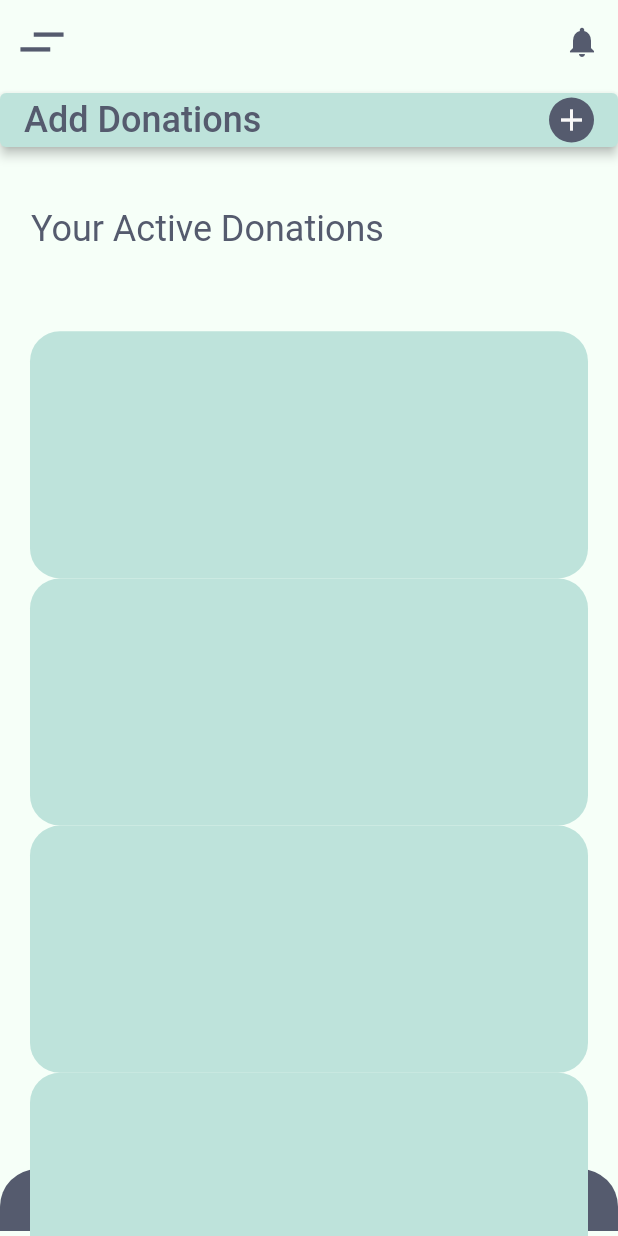
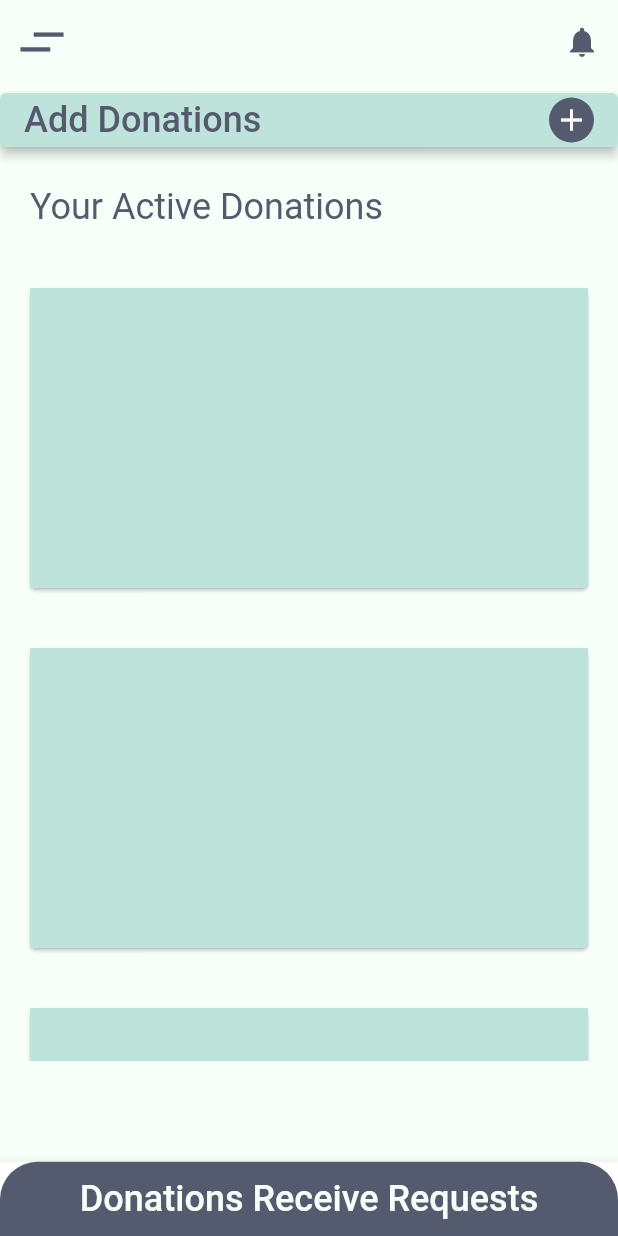
Before and after one commit to ratneshgujarathi/GiveLivly, a Flutter app: the DonateScreen screen opened directly, on a phone screen of 412 x 824 dp. Run offline on Flutter 3.47's test engine with Material 2 defaults, Android fonts, the phone set to English and light mode, and no system bars; our stand-ins replace flutter_svg, google_fonts; Roboto replaces fonts that are missing (Amiri).

Commit message:
Donate screen change

```diff
--- a/lib/Screens/donate_screen.dart
+++ b/lib/Screens/donate_screen.dart
@@ -18,6 +18,34 @@ class _DonateScreenState extends State<DonateScreen> {
     return SafeArea(
       child: Scaffold(
         key: scafoldKey,
+        bottomNavigationBar: BottomAppBar(
+          child: ElevatedButton(
+            style: ButtonStyle(
+              backgroundColor:
+                  MaterialStateProperty.all(ColorsDesign.darkBluishColor),
+              shape: MaterialStateProperty.all(
+                const RoundedRectangleBorder(
+                  borderRadius: BorderRadius.only(
+                    topLeft: Radius.circular(25),
+                    topRight: Radius.circular(25),
+                  ),
+                ),
+              ),
+            ),
+            child: Container(
+              height: size.height * 0.06,
+              width: size.width,
+              child: const Center(
+                child: Text(
+                  "Donations Receive Requests",
+                  style:
+                      TextStyle(fontSize: 24, color: ColorsDesign.lightColor),
+                ),
+              ),
+            ),
+            onPressed: null,
+          ),
+        ),
         appBar: AppBar(
           actions: <Widget>[
             IconButton(
@@ -42,113 +70,11 @@ class _DonateScreenState extends State<DonateScreen> {
         body: Container(
           color: ColorsDesign.lightColor,
           height: size.height,
-          child: Stack(
+          child: Column(
+            crossAxisAlignment: CrossAxisAlignment.start,
             children: [
               Positioned(
-                bottom: 0,
-                left: 0,
-                right: 0,
-                child: ElevatedButton(
-                  style: ButtonStyle(
-                    backgroundColor:
-                        MaterialStateProperty.all(ColorsDesign.darkBluishColor),
-                    shape: MaterialStateProperty.all(
-                      const RoundedRectangleBorder(
-                        borderRadius: BorderRadius.only(
-                          topLeft: Radius.circular(25),
-                          topRight: Radius.circular(25),
-                        ),
-                      ),
-                    ),
-                  ),
-                  child: Container(
-                    height: size.height * 0.05,
-                    width: size.width,
-                    child: const Center(
-                      child: Text(
-                        "Donations Receive Requests",
-                        style: TextStyle(
-                            fontSize: 24, color: ColorsDesign.lightColor),
-                      ),
-                    ),
-                  ),
-                  onPressed: null,
-                ),
-              ),
-              Positioned(
-                top: size.height * 0.1,
-                left: size.width * 0.05,
-                child: const Text(
-                  "Your Active Donations",
-                  style: TextStyle(
-                      fontSize: 24, color: ColorsDesign.darkBluishColor),
-                ),
-              ),
-              Positioned(
-                  top: size.height * 0.2,
-                  left: 0,
-                  right: 0,
-                  child: SingleChildScrollView(
-                    scrollDirection: Axis.vertical,
-                    child: Column(
-                      children: [
-                        Container(
-                          margin: const EdgeInsets.only(left: 20, right: 20),
-                          height: size.height * 0.2,
-                          width: size.width,
-                          decoration: const BoxDecoration(
-                              color: ColorsDesign.darkGreenCreamColor,
-                              borderRadius:
-                                  BorderRadius.all(Radius.circular(20))),
-                          child: Text(""),
-                        ),
-                        Container(
-                          margin: const EdgeInsets.only(left: 20, right: 20),
-                          height: size.height * 0.2,
-                          width: size.width,
-                          decoration: const BoxDecoration(
-                              color: ColorsDesign.darkGreenCreamColor,
-                              borderRadius:
-                                  BorderRadius.all(Radius.circular(20))),
-                          child: Text(""),
-                        ),
-                        Container(
-                          margin: const EdgeInsets.only(left: 20, right: 20),
-                          height: size.height * 0.2,
-                          width: size.width,
-                          decoration: const BoxDecoration(
-                              color: ColorsDesign.darkGreenCreamColor,
-                              borderRadius:
-                                  BorderRadius.all(Radius.circular(20))),
-                          child: Text(""),
-                        ),
-                        Container(
-                          margin: const EdgeInsets.only(left: 20, right: 20),
-                          height: size.height * 0.2,
-                          width: size.width,
-                          decoration: const BoxDecoration(
-                              color: ColorsDesign.darkGreenCreamColor,
-                              borderRadius:
-                                  BorderRadius.all(Radius.circular(20))),
-                          child: Text(""),
-                        ),
-                        Container(
-                          margin: const EdgeInsets.only(left: 20, right: 20),
-                          height: size.height * 0.2,
-                          width: size.width,
-                          decoration: const BoxDecoration(
-                              color: ColorsDesign.darkGreenCreamColor,
-                              borderRadius:
-                                  BorderRadius.all(Radius.circular(20))),
-                          child: Text(""),
-                        ),
-                      ],
-                    ),
-                  )),
-              Positioned(
                 top: 0,
-                left: 0,
-                right: 0,
                 child: ElevatedButton(
                   style: ButtonStyle(
                     elevation: MaterialStateProperty.all(3.0),
@@ -189,6 +115,80 @@ class _DonateScreenState extends State<DonateScreen> {
                   },
                 ),
               ),
+              const SizedBox(
+                height: 20,
+              ),
+              const Padding(
+                padding: EdgeInsets.only(left: 20),
+                child: Text(
+                  "Your Active Donations",
+                  style: TextStyle(
+                      fontSize: 24, color: ColorsDesign.darkBluishColor),
+                ),
+              ),
+              const SizedBox(
+                height: 20,
+              ),
+              SizedBox(
+                height: size.height * 0.65,
+                child: SingleChildScrollView(
+                  scrollDirection: Axis.vertical,
+                  child: Column(
+                    children: [
+                      Padding(
+                        padding: const EdgeInsets.all(16.0),
+                        child: Card(
+                          child: Container(
+                            height: 200,
+                            width: size.width,
+                            color: ColorsDesign.darkGreenCreamColor,
+                          ),
+                        ),
+                      ),
+                      Padding(
+                        padding: const EdgeInsets.all(16.0),
+                        child: Card(
+                          child: Container(
+                            height: 200,
+                            width: size.width,
+                            color: ColorsDesign.darkGreenCreamColor,
+                          ),
+                        ),
+                      ),
+                      Padding(
+                        padding: const EdgeInsets.all(16.0),
+                        child: Card(
+                          child: Container(
+                            height: 200,
+                            width: size.width,
+                            color: ColorsDesign.darkGreenCreamColor,
+                          ),
+                        ),
+                      ),
+                      Padding(
+                        padding: const EdgeInsets.all(16.0),
+                        child: Card(
+                          child: Container(
+                            height: 200,
+                            width: size.width,
+                            color: ColorsDesign.darkGreenCreamColor,
+                          ),
+                        ),
+                      ),
+                      Padding(
+                        padding: const EdgeInsets.all(16.0),
+                        child: Card(
+                          child: Container(
+                            height: 200,
+                            width: size.width,
+                            color: ColorsDesign.darkGreenCreamColor,
+                          ),
+                        ),
+                      ),
+                    ],
+                  ),
+                ),
+              )
             ],
           ),
         ),
```
